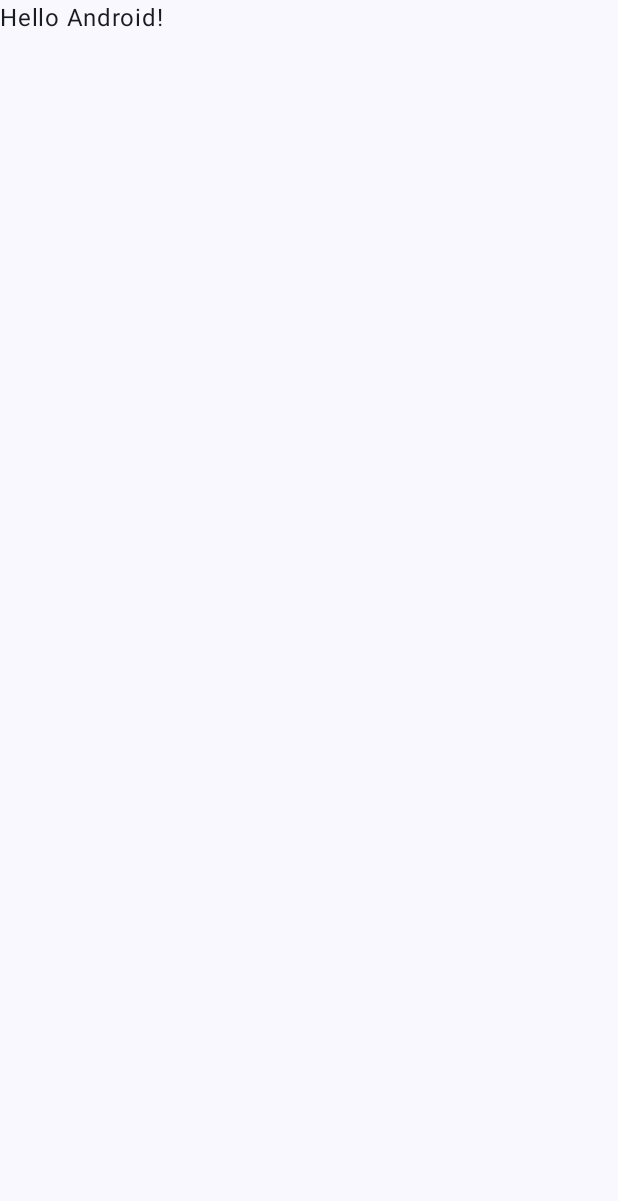
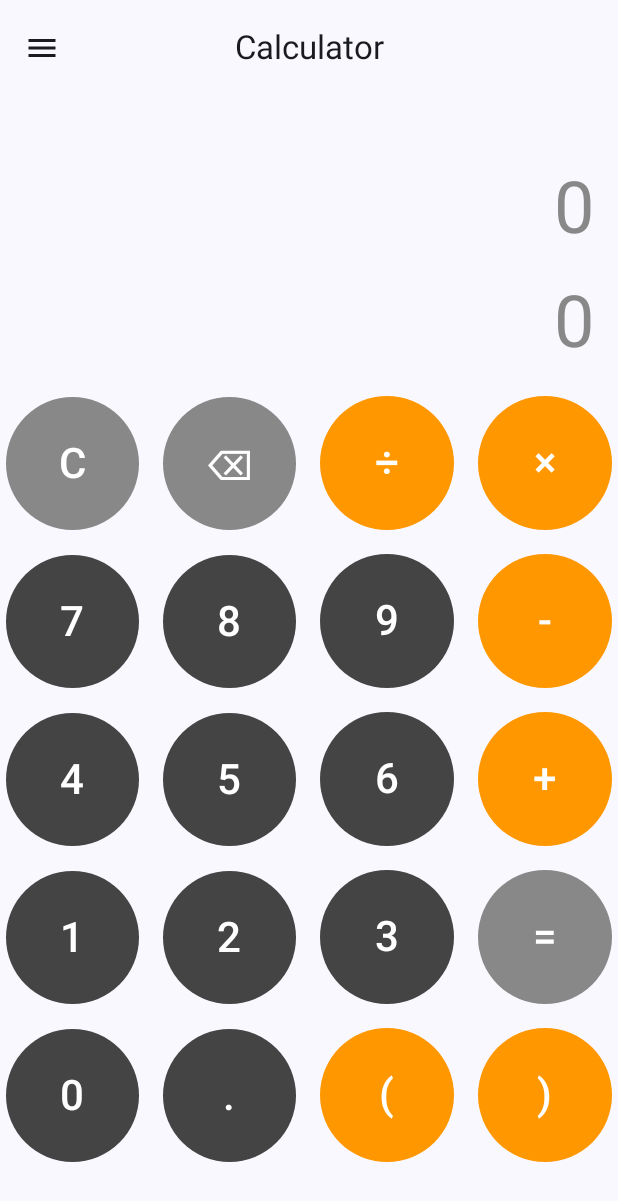
Before and after one commit to mahfuzmunna/Calculator, an Android app built with Jetpack Compose: the screen it shows after launch (MainActivity), on a phone screen of 412 x 824 dp. Before the commit the part shown is almost empty. Shown: the top 1201 px of the screen. Run offline under Robolectric (Android 15) with nearby library versions, the phone set to English and light mode, and no system bars.

Commit message:
Ui and Layout updated

```diff
--- a/app/build.gradle.kts
+++ b/app/build.gradle.kts
@@ -49,6 +49,7 @@ dependencies {
     implementation(libs.androidx.ui.graphics)
     implementation(libs.androidx.ui.tooling.preview)
     implementation(libs.androidx.material3)
+    implementation(libs.androidx.lifecycle.viewmodel.compose)
     testImplementation(libs.junit)
     androidTestImplementation(libs.androidx.junit)
     androidTestImplementation(libs.androidx.espresso.core)
--- a/app/src/main/AndroidManifest.xml
+++ b/app/src/main/AndroidManifest.xml
@@ -14,7 +14,6 @@
         <activity
             android:name=".MainActivity"
             android:exported="true"
-            android:label="@string/app_name"
             android:theme="@style/Theme.Calculator">
             <intent-filter>
                 <action android:name="android.intent.action.MAIN" />
--- a/app/src/main/java/com/mahfuzmunna/calculator/MainActivity.kt
+++ b/app/src/main/java/com/mahfuzmunna/calculator/MainActivity.kt
@@ -4,26 +4,63 @@ import android.os.Bundle
 import androidx.activity.ComponentActivity
 import androidx.activity.compose.setContent
 import androidx.activity.enableEdgeToEdge
+import androidx.compose.foundation.layout.Column
 import androidx.compose.foundation.layout.fillMaxSize
 import androidx.compose.foundation.layout.padding
+import androidx.compose.material.icons.Icons
+import androidx.compose.material.icons.filled.Menu
+import androidx.compose.material.icons.filled.Person
+import androidx.compose.material3.CenterAlignedTopAppBar
+import androidx.compose.material3.ExperimentalMaterial3Api
+import androidx.compose.material3.Icon
+import androidx.compose.material3.IconButton
 import androidx.compose.material3.Scaffold
 import androidx.compose.material3.Text
 import androidx.compose.runtime.Composable
 import androidx.compose.ui.Modifier
 import androidx.compose.ui.tooling.preview.Preview
+import com.mahfuzmunna.calculator.ui.components.Display
+import com.mahfuzmunna.calculator.ui.screens.CalculatorScreen
 import com.mahfuzmunna.calculator.ui.theme.CalculatorTheme
 
 class MainActivity : ComponentActivity() {
+    @OptIn(ExperimentalMaterial3Api::class)
     override fun onCreate(savedInstanceState: Bundle?) {
         super.onCreate(savedInstanceState)
         enableEdgeToEdge()
         setContent {
             CalculatorTheme {
-                Scaffold(modifier = Modifier.fillMaxSize()) { innerPadding ->
-                    Greeting(
-                        name = "Android",
+                Scaffold(
+                    topBar = {
+                        CenterAlignedTopAppBar(
+                            title = { Text("Calculator") },
+                            navigationIcon = {
+                                IconButton(onClick = {}) {
+                                    Icon(
+                                        imageVector = Icons.Filled.Menu,
+                                        contentDescription = "",
+                                    )
+                                }
+                            },
+//                TO BE IMPLEMENTED LATER
+//                FEATURE TO BE ADDED : USER PROFILE MECHANISM
+                            actions = {
+                                if (false) IconButton(
+                                    modifier = Modifier,
+                                    onClick = {}) {
+                                    Icon(
+                                        imageVector = Icons.Filled.Person,
+                                        contentDescription = "",
+                                    )
+                                }
+                            }
+                        )
+                    }) { innerPadding ->
+                    Column(
                         modifier = Modifier.padding(innerPadding)
-                    )
+                    ) {
+                        CalculatorScreen()
+                    }
                 }
             }
         }
--- /dev/null
+++ b/app/src/main/java/com/mahfuzmunna/calculator/ui/components/Buttons.kt
@@ -0,0 +1,41 @@
+package com.mahfuzmunna.calculator.ui.components
+
+import androidx.compose.foundation.layout.padding
+import androidx.compose.material3.Button
+import androidx.compose.material3.ButtonDefaults
+import androidx.compose.material3.Text
+import androidx.compose.runtime.Composable
+import androidx.compose.ui.Modifier
+import androidx.compose.ui.graphics.Color
+import androidx.compose.ui.unit.dp
+import androidx.compose.ui.unit.sp
+import com.mahfuzmunna.calculator.ui.screens.ButtonType
+import com.mahfuzmunna.calculator.ui.screens.CalculatorButton
+
+@Composable
+fun CalculatorButtonItem(
+    button: CalculatorButton,
+    modifier: Modifier = Modifier,
+    onClick: (CalculatorButton) -> Unit
+) {
+    val backgroundColor = when (button.type) {
+        ButtonType.NUMBER -> Color.DarkGray
+        ButtonType.OPERATOR -> Color(0xFFFF9800)
+        ButtonType.ACTION -> Color.Gray
+    }
+
+    Button(
+        onClick = { onClick(button) },
+        colors = ButtonDefaults.buttonColors(
+            containerColor = backgroundColor,
+            contentColor = Color.White
+        ),
+        modifier = modifier
+            .padding(4.dp)
+    ) {
+        Text(
+            text = button.label,
+            fontSize = 28.sp
+        )
+    }
+}
--- /dev/null
+++ b/app/src/main/java/com/mahfuzmunna/calculator/ui/components/Display.kt
@@ -0,0 +1,37 @@
+package com.mahfuzmunna.calculator.ui.components
+
+import android.view.Display
+import androidx.compose.foundation.background
+import androidx.compose.foundation.layout.*
+import androidx.compose.material3.MaterialTheme
+import androidx.compose.material3.Text
+import androidx.compose.runtime.Composable
+import androidx.compose.ui.Alignment
+import androidx.compose.ui.Modifier
+import androidx.compose.ui.graphics.Color
+import androidx.compose.ui.text.style.TextAlign
+import androidx.compose.ui.unit.dp
+import androidx.compose.ui.unit.sp
+
+@Composable
+fun Display(
+    text: String,
+    modifier: Modifier = Modifier
+) {
+    Box(
+        modifier = modifier
+            .fillMaxWidth()
+            .height(120.dp)
+            .padding(16.dp),
+        contentAlignment = Alignment.BottomEnd
+    ) {
+        Text(
+            text = text,
+            fontSize = 48.sp,
+            color = Color.Gray,
+            textAlign = TextAlign.End,
+            maxLines = 2,
+            modifier = Modifier.fillMaxWidth()
+        )
+    }
+}
--- /dev/null
+++ b/app/src/main/java/com/mahfuzmunna/calculator/ui/components/MiniDisplay.kt
@@ -0,0 +1,37 @@
+package com.mahfuzmunna.calculator.ui.components
+
+import androidx.compose.foundation.layout.Box
+import androidx.compose.foundation.layout.fillMaxWidth
+import androidx.compose.foundation.layout.height
+import androidx.compose.foundation.layout.padding
+import androidx.compose.material3.Text
+import androidx.compose.runtime.Composable
+import androidx.compose.ui.Alignment
+import androidx.compose.ui.Modifier
+import androidx.compose.ui.graphics.Color
+import androidx.compose.ui.text.style.TextAlign
+import androidx.compose.ui.unit.dp
+import androidx.compose.ui.unit.sp
+
+@Composable
+fun MiniDisplay(
+    output : String,
+    modifier: Modifier = Modifier
+) {
+    Box(
+        modifier = modifier
+            .fillMaxWidth()
+            .height(60.dp)
+            .padding(horizontal = 16.dp),
+        contentAlignment = Alignment.BottomEnd
+    ) {
+        Text(
+            text = output,
+            fontSize = 48.sp,
+            color = Color.Gray,
+            textAlign = TextAlign.End,
+            maxLines = 1,
+            modifier = Modifier.fillMaxWidth()
+        )
+    }
+}
--- /dev/null
+++ b/app/src/main/java/com/mahfuzmunna/calculator/ui/screens/CalculatorButton.kt
@@ -0,0 +1,86 @@
+package com.mahfuzmunna.calculator.ui.screens
+
+import androidx.compose.foundation.layout.*
+import androidx.compose.material3.Button
+import androidx.compose.material3.ButtonDefaults
+import androidx.compose.material3.Text
+import androidx.compose.runtime.Composable
+import androidx.compose.ui.Alignment
+import androidx.compose.ui.Modifier
+import androidx.compose.ui.graphics.Color
+import androidx.compose.ui.unit.dp
+import androidx.compose.ui.unit.sp
+import com.mahfuzmunna.calculator.ui.components.CalculatorButtonItem
+
+enum class ButtonType {
+    NUMBER,
+    OPERATOR,
+    ACTION
+}
+
+enum class CalculatorButton(val label: String, val type: ButtonType) {
+
+    // Numbers
+    Zero("0", ButtonType.NUMBER),
+    One("1", ButtonType.NUMBER),
+    Two("2", ButtonType.NUMBER),
+    Three("3", ButtonType.NUMBER),
+    Four("4", ButtonType.NUMBER),
+    Five("5", ButtonType.NUMBER),
+    Six("6", ButtonType.NUMBER),
+    Seven("7", ButtonType.NUMBER),
+    Eight("8", ButtonType.NUMBER),
+    Nine("9", ButtonType.NUMBER),
+    Dot(".", ButtonType.NUMBER),
+
+    // Operators
+    Add("+", ButtonType.OPERATOR),
+    Subtract("-", ButtonType.OPERATOR),
+    Multiply("×", ButtonType.OPERATOR),
+    Divide("÷", ButtonType.OPERATOR),
+    Parentheses_Open("(", ButtonType.OPERATOR),
+    Parentheses_Close(")", ButtonType.OPERATOR),
+    Percentage("%", ButtonType.OPERATOR),
+
+    // Actions
+    Clear("C", ButtonType.ACTION),
+    Delete("⌫", ButtonType.ACTION),
+    Equals("=", ButtonType.ACTION);
+}
+@Composable
+fun CalculatorButtons(
+    onClick: (CalculatorButton) -> Unit
+) {
+    val buttons = listOf(
+        listOf(CalculatorButton.Clear, CalculatorButton.Delete, CalculatorButton.Divide, CalculatorButton.Multiply),
+        listOf(CalculatorButton.Seven, CalculatorButton.Eight, CalculatorButton.Nine, CalculatorButton.Subtract),
+        listOf(CalculatorButton.Four, CalculatorButton.Five, CalculatorButton.Six, CalculatorButton.Add),
+        listOf(CalculatorButton.One, CalculatorButton.Two, CalculatorButton.Three, CalculatorButton.Equals),
+        listOf(CalculatorButton.Zero, CalculatorButton.Dot, CalculatorButton.Parentheses_Open, CalculatorButton.Parentheses_Close)
+    )
+
+    Column(
+        modifier = Modifier.fillMaxWidth(),
+        verticalArrangement = Arrangement.spacedBy(8.dp)
+    ) {
+        buttons.forEach { row ->
+            Row(
+                modifier = Modifier.fillMaxWidth(),
+                horizontalArrangement = Arrangement.spacedBy(8.dp),
+                verticalAlignment = Alignment.CenterVertically
+            ) {
+                row.forEach { button ->
+                    CalculatorButtonItem(
+                        button = button,
+                        modifier = Modifier
+                            .weight(
+                                if (button == CalculatorButton.Zero && row.size == 2) 2f else 1f
+                            )
+                            .aspectRatio(1f),
+                        onClick = onClick
+                    )
+                }
+            }
+        }
+    }
+}
--- /dev/null
+++ b/app/src/main/java/com/mahfuzmunna/calculator/ui/screens/CalculatorScreen.kt
@@ -0,0 +1,31 @@
+package com.mahfuzmunna.calculator.ui.screens
+
+
+
+import androidx.compose.foundation.layout.Column
+import androidx.compose.foundation.layout.Spacer
+import androidx.compose.foundation.layout.height
+import androidx.compose.material3.ExperimentalMaterial3Api
+import androidx.compose.runtime.Composable
+import androidx.compose.runtime.getValue
+import androidx.compose.ui.Modifier
+import androidx.compose.ui.unit.dp
+import androidx.lifecycle.viewmodel.compose.viewModel
+import com.mahfuzmunna.calculator.ui.components.Display
+import com.mahfuzmunna.calculator.ui.components.MiniDisplay
+
+@OptIn(ExperimentalMaterial3Api::class)
+@Composable
+fun CalculatorScreen(viewModel: CalculatorViewModel = viewModel()) {
+    val display by viewModel.displayText
+    val results by viewModel.resultsOut
+    Column {
+        Display(display)
+        MiniDisplay(results)
+        Spacer(modifier = Modifier.height(16.dp))
+
+        CalculatorButtons(onClick = viewModel::onButtonClick)
+//        CalculatorButtons(onButtonClick = viewModel::onButtonClick)
+    }
+
+}
--- /dev/null
+++ b/app/src/main/java/com/mahfuzmunna/calculator/ui/screens/CalculatorViewModel.kt
@@ -0,0 +1,27 @@
+package com.mahfuzmunna.calculator.ui.screens
+
+import androidx.compose.runtime.State
+import androidx.compose.runtime.mutableStateOf
+import androidx.lifecycle.ViewModel
+
+class CalculatorViewModel : ViewModel() {
+    private val _displayText = mutableStateOf("0")
+    val displayText: State<String> = _displayText
+    val resultsOut: State<String> = _displayText
+
+    fun onButtonClick(button: CalculatorButton) {
+        when (button) {
+            CalculatorButton.Clear -> _displayText.value = "0"
+//            CalculatorButton.Equals -> evaluate()
+            CalculatorButton.Delete -> _displayText.value =
+                _displayText.value.dropLast(1).ifEmpty { "0" }
+            else -> {
+                if (_displayText.value == "0") {
+                    _displayText.value = button.label
+                } else {
+                    _displayText.value += button.label
+                }
+            }
+        }
+    }
+}
--- a/gradle/libs.versions.toml
+++ b/gradle/libs.versions.toml
@@ -8,6 +8,7 @@ espressoCore = "3.5.1"
 lifecycleRuntimeKtx = "2.6.1"
 activityCompose = "1.8.0"
 composeBom = "2024.09.00"
+lifecycleViewmodelCompose = "2.9.1"
 
 [libraries]
 androidx-core-ktx = { group = "androidx.core", name = "core-ktx", version.ref = "coreKtx" }
@@ -24,6 +25,7 @@ androidx-ui-tooling-preview = { group = "androidx.compose.ui", name = "ui-toolin
 androidx-ui-test-manifest = { group = "androidx.compose.ui", name = "ui-test-manifest" }
 androidx-ui-test-junit4 = { group = "androidx.compose.ui", name = "ui-test-junit4" }
 androidx-material3 = { group = "androidx.compose.material3", name = "material3" }
+androidx-lifecycle-viewmodel-compose = { group = "androidx.lifecycle", name = "lifecycle-viewmodel-compose", version.ref = "lifecycleViewmodelCompose" }
 
 [plugins]
 android-application = { id = "com.android.application", version.ref = "agp" }
```
